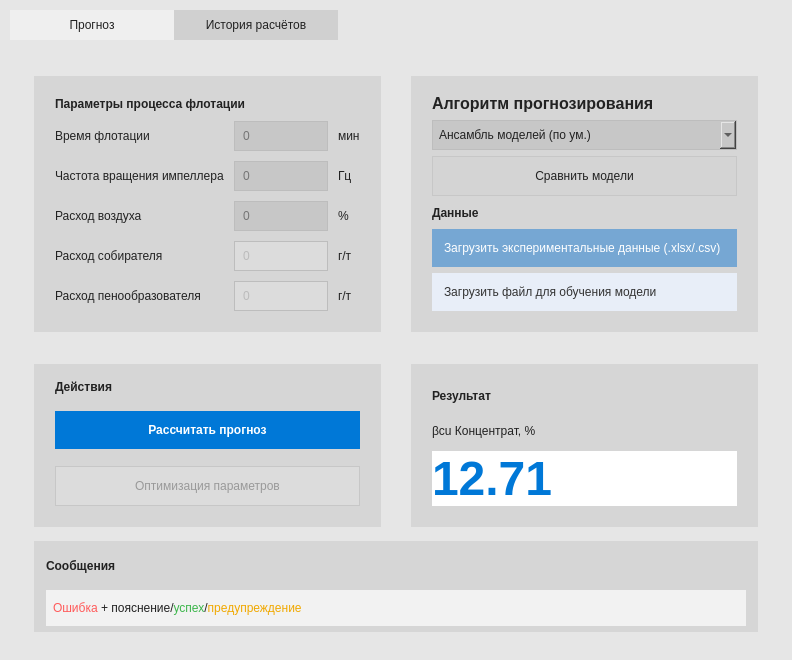
Above: digital_technologist.ui from mrhmr111100/Flotation_Digital_Technologist before the change. Below: the same form after it.
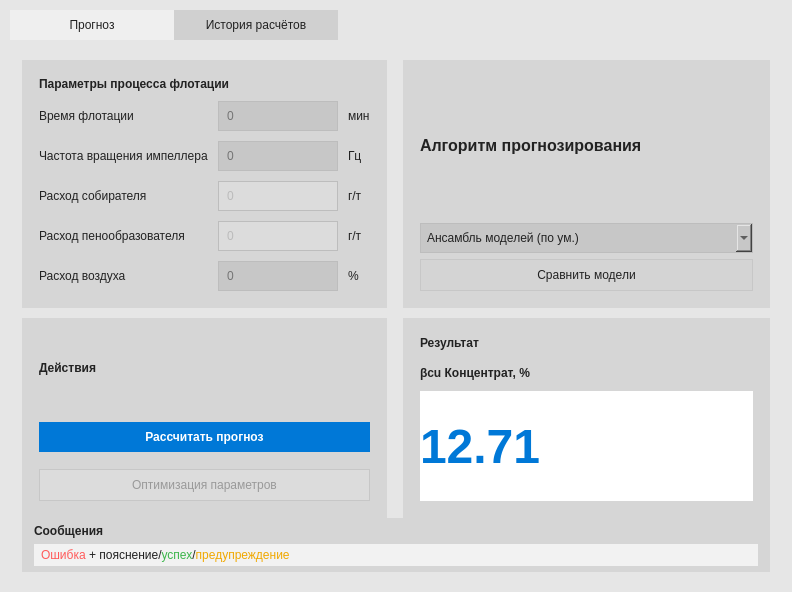
That is the form after the change.

Commit message: Update forecast interface layout

Diff of the .ui file:
```diff
--- a/digital_technologist.ui
+++ b/digital_technologist.ui
@@ -7,7 +7,7 @@
     <x>0</x>
     <y>0</y>
     <width>792</width>
-    <height>660</height>
+    <height>300</height>
    </rect>
   </property>
   <property name="windowTitle">
@@ -35,8 +35,8 @@
 QGroupBox {
     background: #d6d6d6;
     border: 0px solid #b8b8b8;
-    margin-top: 18px;
-    padding: 12px;
+    margin-top: 10px;
+    padding: 8px;
     font-weight: bold;
 }
 QGroupBox::title {
@@ -60,8 +60,8 @@
 QPushButton {
     background: #d4d4d4;
     border: 1px solid #c7c7c7;
-    min-height: 30px;
-    padding: 4px 16px;
+    min-height: 26px;
+    padding: 2px 12px;
 }
 QPushButton:hover {
     background: #dddddd;
@@ -104,12 +104,16 @@
     background: #d9d9d9;
     border: 0px;
 }
+QGroupBox#groupResult {
+    min-height: 180px;
+}
 QLabel#resultValue {
     background: #ffffff;
     color: #0078d7;
     font-size: 36pt;
     font-weight: bold;
     qproperty-alignment: AlignCenter;
+    min-height: 110px;
 }
 QFrame#messageFrame {
     background: #d6d6d6;
@@ -141,22 +145,22 @@
        </attribute>
        <layout class="QGridLayout" name="forecastGrid">
         <property name="leftMargin">
-         <number>24</number>
+         <number>12</number>
         </property>
         <property name="topMargin">
-         <number>18</number>
+         <number>10</number>
         </property>
         <property name="rightMargin">
-         <number>24</number>
+         <number>12</number>
         </property>
         <property name="bottomMargin">
-         <number>18</number>
+         <number>10</number>
         </property>
         <property name="horizontalSpacing">
-         <number>30</number>
+         <number>16</number>
         </property>
         <property name="verticalSpacing">
-         <number>14</number>
+         <number>0</number>
         </property>
         <item row="0" column="1">
          <widget class="QGroupBox" name="groupAlgorithm">
@@ -220,30 +224,6 @@
              </property>
             </widget>
            </item>
-           <item>
-            <widget class="QLabel" name="labelData">
-             <property name="styleSheet">
-              <string notr="true">font: 12pt &quot;Segoe UI&quot;; font-weight:bold</string>
-             </property>
-             <property name="text">
-              <string>Данные</string>
-             </property>
-            </widget>
-           </item>
-           <item>
-            <widget class="QPushButton" name="btnLoadExperiment">
-             <property name="text">
-              <string>Загрузить экспериментальные данные (.xlsx/.csv)</string>
-             </property>
-            </widget>
-           </item>
-           <item>
-            <widget class="QPushButton" name="btnLoadTraining">
-             <property name="text">
-              <string>Загрузить файл для обучения модели</string>
-             </property>
-            </widget>
-           </item>
           </layout>
          </widget>
         </item>
@@ -256,7 +236,7 @@
            <property name="spacing">
             <number>10</number>
            </property>
-           <item row="4" column="2">
+           <item row="3" column="2">
             <widget class="QLabel" name="unitCollector">
              <property name="enabled">
               <bool>false</bool>
@@ -266,7 +246,7 @@
              </property>
             </widget>
            </item>
-           <item row="4" column="1">
+           <item row="3" column="1">
             <widget class="QLineEdit" name="editCollectorFlow">
              <property name="enabled">
               <bool>false</bool>
@@ -276,14 +256,7 @@
              </property>
             </widget>
            </item>
-           <item row="3" column="2">
-            <widget class="QLabel" name="unitAir">
-             <property name="text">
-              <string>%</string>
-             </property>
-            </widget>
-           </item>
-           <item row="4" column="0">
+           <item row="3" column="0">
             <widget class="QLabel" name="labelCollector">
              <property name="enabled">
               <bool>false</bool>
@@ -293,6 +266,57 @@
              </property>
             </widget>
            </item>
+           <item row="4" column="2">
+            <widget class="QLabel" name="unitFrother">
+             <property name="enabled">
+              <bool>false</bool>
+             </property>
+             <property name="text">
+              <string>г/т</string>
+             </property>
+            </widget>
+           </item>
+           <item row="4" column="1">
+            <widget class="QLineEdit" name="editFrotherFlow">
+             <property name="enabled">
+              <bool>false</bool>
+             </property>
+             <property name="placeholderText">
+              <string>0</string>
+             </property>
+            </widget>
+           </item>
+           <item row="4" column="0">
+            <widget class="QLabel" name="labelFrother">
+             <property name="enabled">
+              <bool>false</bool>
+             </property>
+             <property name="text">
+              <string>Расход пенообразователя</string>
+             </property>
+            </widget>
+           </item>
+           <item row="5" column="2">
+            <widget class="QLabel" name="unitAir">
+             <property name="text">
+              <string>%</string>
+             </property>
+            </widget>
+           </item>
+           <item row="5" column="1">
+            <widget class="QLineEdit" name="editAirFlow">
+             <property name="placeholderText">
+              <string>0</string>
+             </property>
+            </widget>
+           </item>
+           <item row="5" column="0">
+            <widget class="QLabel" name="labelAir">
+             <property name="text">
+              <string>Расход воздуха</string>
+             </property>
+            </widget>
+           </item>
            <item row="2" column="0">
             <widget class="QLabel" name="labelFrequency">
              <property name="text">
@@ -307,20 +331,6 @@
              </property>
             </widget>
            </item>
-           <item row="3" column="1">
-            <widget class="QLineEdit" name="editAirFlow">
-             <property name="placeholderText">
-              <string>0</string>
-             </property>
-            </widget>
-           </item>
-           <item row="3" column="0">
-            <widget class="QLabel" name="labelAir">
-             <property name="text">
-              <string>Расход воздуха</string>
-             </property>
-            </widget>
-           </item>
            <item row="2" column="1">
             <widget class="QLineEdit" name="editImpellerFrequency">
              <property name="placeholderText">
@@ -355,36 +365,6 @@
              </property>
             </widget>
            </item>
-           <item row="5" column="2">
-            <widget class="QLabel" name="unitFrother">
-             <property name="enabled">
-              <bool>false</bool>
-             </property>
-             <property name="text">
-              <string>г/т</string>
-             </property>
-            </widget>
-           </item>
-           <item row="5" column="0">
-            <widget class="QLabel" name="labelFrother">
-             <property name="enabled">
-              <bool>false</bool>
-             </property>
-             <property name="text">
-              <string>Расход пенообразователя</string>
-             </property>
-            </widget>
-           </item>
-           <item row="5" column="1">
-            <widget class="QLineEdit" name="editFrotherFlow">
-             <property name="enabled">
-              <bool>false</bool>
-             </property>
-             <property name="placeholderText">
-              <string>0</string>
-             </property>
-            </widget>
-           </item>
            <item row="0" column="0" colspan="2">
             <widget class="QLabel" name="label_2">
              <property name="styleSheet">
@@ -403,6 +383,12 @@
           <property name="title">
            <string/>
           </property>
+          <property name="sizePolicy">
+           <sizepolicy hsizetype="Expanding" vsizetype="Expanding">
+            <horstretch>1</horstretch>
+            <verstretch>2</verstretch>
+           </sizepolicy>
+          </property>
           <layout class="QVBoxLayout" name="resultLayout">
            <property name="topMargin">
             <number>5</number>
@@ -419,6 +405,9 @@
            </item>
            <item>
             <widget class="QLabel" name="labelResultTitle">
+                         <property name="styleSheet">
+                            <string notr="true">font: 14pt &quot;Segoe UI&quot;; font-weight:bold</string>
+                         </property>
              <property name="text">
               <string>βcu Концентрат, %</string>
              </property>
```
The commit also changes 1 other file.
